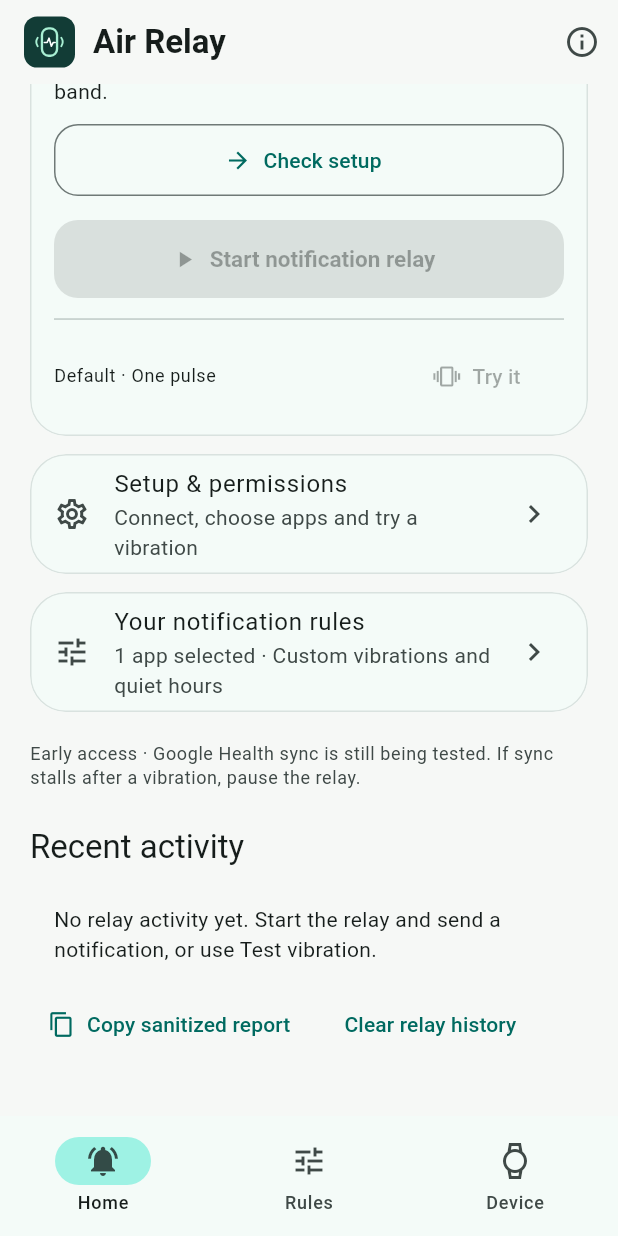
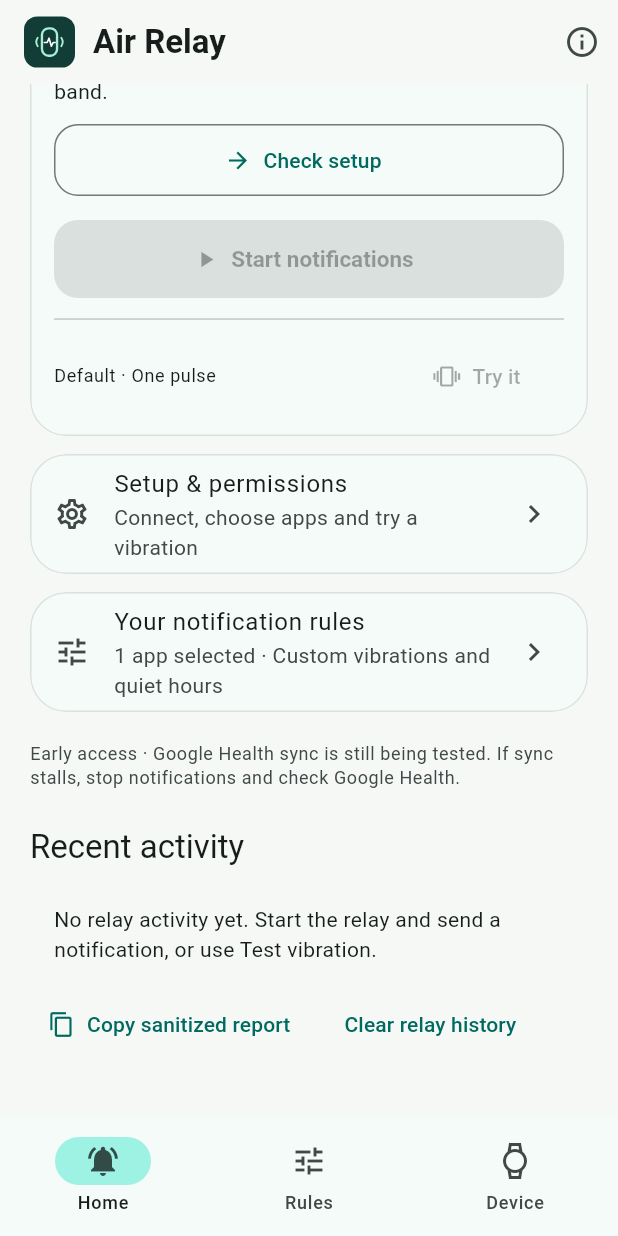
Before and after one commit to Kazuma96550/fitbit-air, a Flutter app: the screen it shows after launch, scrolled down 576 dp, on a phone screen of 412 x 824 dp. Run offline on Flutter 3.47's test engine with Material 3 defaults, Android fonts, the phone set to English and light mode, and no system bars; our stand-ins replace clock.

Commit message:
Preserve readiness for existing relays and simplify setup copy

```diff
--- a/example/lib/demo/relay_panel.dart
+++ b/example/lib/demo/relay_panel.dart
@@ -281,8 +281,8 @@
                   ),
                   label: Text(
                     state.relayRunning
-                        ? 'Stop notification relay'
-                        : 'Start notification relay',
+                        ? 'Stop notifications'
+                        : 'Start notifications',
                   ),
                 ),
                 if (state.relayRunning) ...[
@@ -413,7 +413,7 @@
         ],
         const SizedBox(height: 20),
         Text(
-          'Early access · Google Health sync is still being tested. If sync stalls after a vibration, pause the relay.',
+          'Early access · Google Health sync is still being tested. If sync stalls, stop notifications and check Google Health.',
           style: Theme.of(context).textTheme.bodySmall?.copyWith(
             color: Theme.of(context).colorScheme.onSurfaceVariant,
           ),
--- a/example/lib/demo/relay_status.dart
+++ b/example/lib/demo/relay_status.dart
@@ -56,7 +56,7 @@
     if (!state.listenerConnected) {
       return const RelayStatus(
         'Notification access disconnected',
-        'Android has not connected the notification listener. Check access, then return here.',
+        'Android isn’t sending notifications to Air Relay yet. Check notification access, then return here.',
         recovery: RelayRecovery.notifications,
       );
     }
@@ -81,7 +81,7 @@
         recovery: RelayRecovery.rules,
       );
     }
-    if (!state.setupCompleted && state.paired == null) {
+    if (!state.relayRunning && !state.setupCompleted && state.paired == null) {
       return const RelayStatus(
         'Finish setting up',
         'Check your paired Air before starting notifications.',
@@ -109,7 +109,7 @@
     if (!state.relayReady) {
       return const RelayStatus(
         'Starting notifications',
-        'Preparing the background relay. Alerts are not ready yet.',
+        'Getting ready to listen for your alerts.',
       );
     }
     return const RelayStatus(
--- a/example/lib/demo/setup_page.dart
+++ b/example/lib/demo/setup_page.dart
@@ -337,7 +337,7 @@
                           notifications
                               ? 'You’re in control of which apps can vibrate.'
                               : state.access
-                              ? 'Access is enabled but the listener is not connected yet. Check access if this continues.'
+                              ? 'Access is enabled, but Android isn’t sending notifications to Air Relay yet. Check access if this continues.'
                               : 'On the next screen, choose Air Relay and allow notification access.',
                           done: notifications,
                         ),
```
Also changed, not shown: 1 other file.
